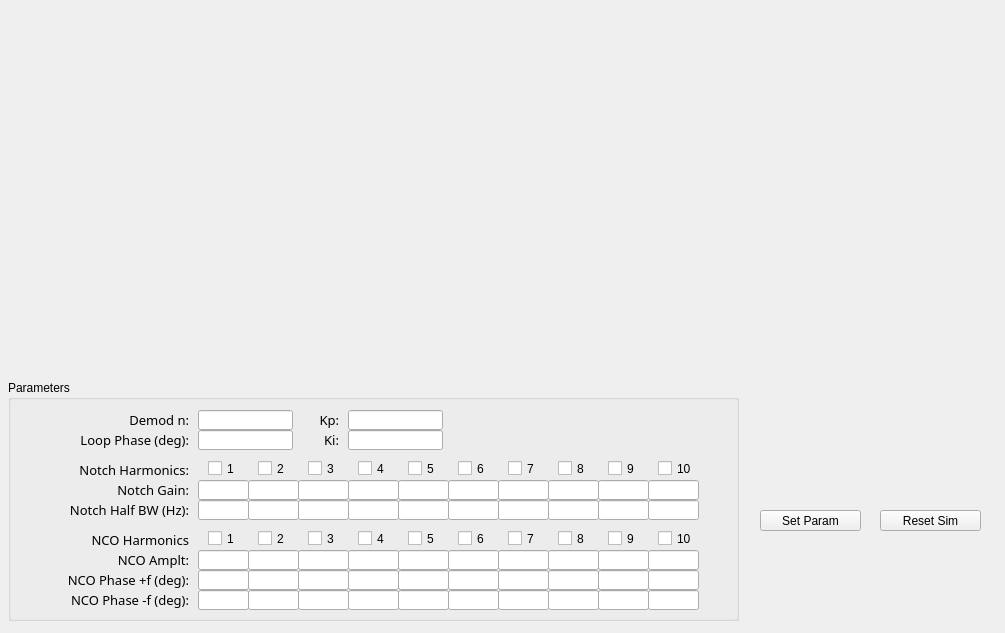
This is gui/GUI_SimBLC.ui in aaqiao/SimBLC as Qt 5 draws it before an edit. The edited form follows.
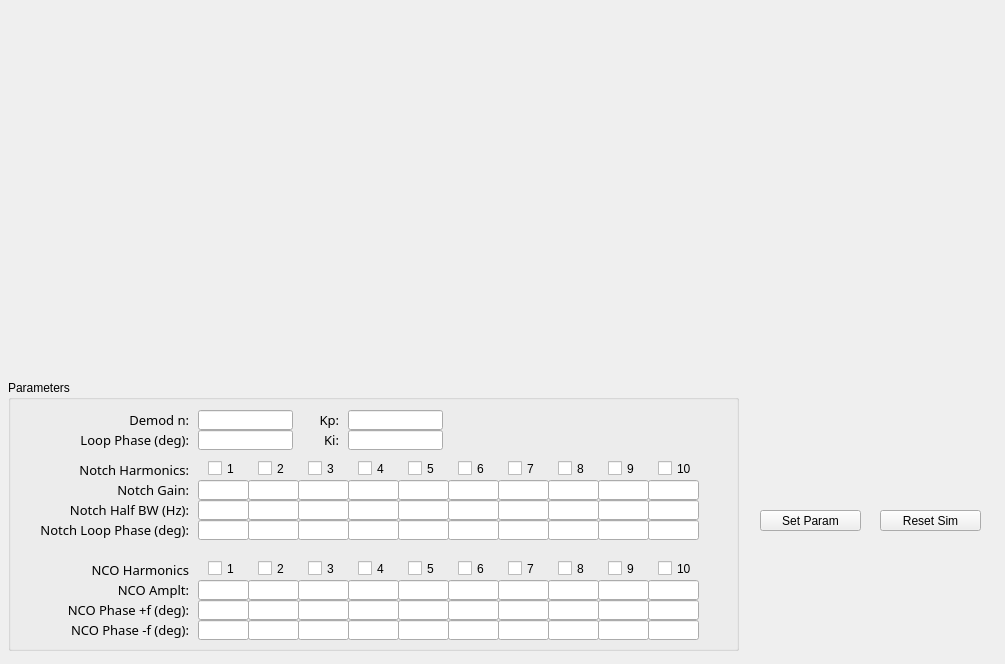
This is the edited form. Custom widgets are drawn as their Qt base class.

Diff of the .ui file:
```diff
--- a/gui/GUI_SimBLC.ui
+++ b/gui/GUI_SimBLC.ui
@@ -7,7 +7,7 @@
     <x>0</x>
     <y>0</y>
     <width>1005</width>
-    <height>633</height>
+    <height>664</height>
    </rect>
   </property>
   <property name="windowTitle">
@@ -19,7 +19,7 @@
      <x>8</x>
      <y>380</y>
      <width>731</width>
-     <height>241</height>
+     <height>271</height>
     </rect>
    </property>
    <property name="title">
@@ -1101,7 +1101,7 @@
     <property name="geometry">
      <rect>
       <x>0</x>
-      <y>190</y>
+      <y>220</y>
       <width>181</width>
       <height>20</height>
      </rect>
@@ -1123,7 +1123,7 @@
     <property name="geometry">
      <rect>
       <x>390</x>
-      <y>190</y>
+      <y>220</y>
       <width>51</width>
       <height>20</height>
      </rect>
@@ -1166,7 +1166,7 @@
     <property name="geometry">
      <rect>
       <x>590</x>
-      <y>170</y>
+      <y>200</y>
       <width>51</width>
       <height>20</height>
      </rect>
@@ -1209,7 +1209,7 @@
     <property name="geometry">
      <rect>
       <x>390</x>
-      <y>170</y>
+      <y>200</y>
       <width>51</width>
       <height>20</height>
      </rect>
@@ -1252,7 +1252,7 @@
     <property name="geometry">
      <rect>
       <x>540</x>
-      <y>170</y>
+      <y>200</y>
       <width>51</width>
       <height>20</height>
      </rect>
@@ -1295,7 +1295,7 @@
     <property name="geometry">
      <rect>
       <x>240</x>
-      <y>190</y>
+      <y>220</y>
       <width>51</width>
       <height>20</height>
      </rect>
@@ -1338,7 +1338,7 @@
     <property name="geometry">
      <rect>
       <x>440</x>
-      <y>190</y>
+      <y>220</y>
       <width>51</width>
       <height>20</height>
      </rect>
@@ -1381,7 +1381,7 @@
     <property name="geometry">
      <rect>
       <x>190</x>
-      <y>170</y>
+      <y>200</y>
       <width>51</width>
       <height>20</height>
      </rect>
@@ -1424,7 +1424,7 @@
     <property name="geometry">
      <rect>
       <x>30</x>
-      <y>150</y>
+      <y>180</y>
       <width>151</width>
       <height>20</height>
      </rect>
@@ -1446,7 +1446,7 @@
     <property name="geometry">
      <rect>
       <x>490</x>
-      <y>170</y>
+      <y>200</y>
       <width>51</width>
       <height>20</height>
      </rect>
@@ -1489,7 +1489,7 @@
     <property name="geometry">
      <rect>
       <x>440</x>
-      <y>170</y>
+      <y>200</y>
       <width>51</width>
       <height>20</height>
      </rect>
@@ -1532,7 +1532,7 @@
     <property name="geometry">
      <rect>
       <x>240</x>
-      <y>170</y>
+      <y>200</y>
       <width>51</width>
       <height>20</height>
      </rect>
@@ -1575,7 +1575,7 @@
     <property name="geometry">
      <rect>
       <x>190</x>
-      <y>190</y>
+      <y>220</y>
       <width>51</width>
       <height>20</height>
      </rect>
@@ -1618,7 +1618,7 @@
     <property name="geometry">
      <rect>
       <x>590</x>
-      <y>190</y>
+      <y>220</y>
       <width>51</width>
       <height>20</height>
      </rect>
@@ -1661,7 +1661,7 @@
     <property name="geometry">
      <rect>
       <x>340</x>
-      <y>190</y>
+      <y>220</y>
       <width>51</width>
       <height>20</height>
      </rect>
@@ -1704,7 +1704,7 @@
     <property name="geometry">
      <rect>
       <x>340</x>
-      <y>170</y>
+      <y>200</y>
       <width>51</width>
       <height>20</height>
      </rect>
@@ -1747,7 +1747,7 @@
     <property name="geometry">
      <rect>
       <x>290</x>
-      <y>170</y>
+      <y>200</y>
       <width>51</width>
       <height>20</height>
      </rect>
@@ -1790,7 +1790,7 @@
     <property name="geometry">
      <rect>
       <x>60</x>
-      <y>170</y>
+      <y>200</y>
       <width>121</width>
       <height>20</height>
      </rect>
@@ -1812,7 +1812,7 @@
     <property name="geometry">
      <rect>
       <x>490</x>
-      <y>190</y>
+      <y>220</y>
       <width>51</width>
       <height>20</height>
      </rect>
@@ -1855,7 +1855,7 @@
     <property name="geometry">
      <rect>
       <x>290</x>
-      <y>190</y>
+      <y>220</y>
       <width>51</width>
       <height>20</height>
      </rect>
@@ -1898,7 +1898,7 @@
     <property name="geometry">
      <rect>
       <x>640</x>
-      <y>190</y>
+      <y>220</y>
       <width>51</width>
       <height>20</height>
      </rect>
@@ -1941,7 +1941,7 @@
     <property name="geometry">
      <rect>
       <x>640</x>
-      <y>170</y>
+      <y>200</y>
       <width>51</width>
       <height>20</height>
      </rect>
@@ -1984,7 +1984,7 @@
     <property name="geometry">
      <rect>
       <x>540</x>
-      <y>190</y>
+      <y>220</y>
       <width>51</width>
       <height>20</height>
      </rect>
@@ -2301,7 +2301,7 @@
     <property name="geometry">
      <rect>
       <x>550</x>
-      <y>150</y>
+      <y>180</y>
       <width>35</width>
       <height>17</height>
      </rect>
@@ -2317,7 +2317,7 @@
     <property name="geometry">
      <rect>
       <x>350</x>
-      <y>150</y>
+      <y>180</y>
       <width>35</width>
       <height>17</height>
      </rect>
@@ -2333,7 +2333,7 @@
     <property name="geometry">
      <rect>
       <x>650</x>
-      <y>150</y>
+      <y>180</y>
       <width>42</width>
       <height>17</height>
      </rect>
@@ -2349,7 +2349,7 @@
     <property name="geometry">
      <rect>
       <x>450</x>
-      <y>150</y>
+      <y>180</y>
       <width>35</width>
       <height>17</height>
      </rect>
@@ -2365,7 +2365,7 @@
     <property name="geometry">
      <rect>
       <x>500</x>
-      <y>150</y>
+      <y>180</y>
       <width>35</width>
       <height>17</height>
      </rect>
@@ -2381,7 +2381,7 @@
     <property name="geometry">
      <rect>
       <x>600</x>
-      <y>150</y>
+      <y>180</y>
       <width>35</width>
       <height>17</height>
      </rect>
@@ -2397,7 +2397,7 @@
     <property name="geometry">
      <rect>
       <x>300</x>
-      <y>150</y>
+      <y>180</y>
       <width>35</width>
       <height>17</height>
      </rect>
@@ -2413,7 +2413,7 @@
     <property name="geometry">
      <rect>
       <x>250</x>
-      <y>150</y>
+      <y>180</y>
       <width>35</width>
       <height>17</height>
      </rect>
@@ -2429,7 +2429,7 @@
     <property name="geometry">
      <rect>
       <x>400</x>
-      <y>150</y>
+      <y>180</y>
       <width>35</width>
       <height>17</height>
      </rect>
@@ -2445,7 +2445,7 @@
     <property name="geometry">
      <rect>
       <x>200</x>
-      <y>150</y>
+      <y>180</y>
       <width>35</width>
       <height>17</height>
      </rect>
@@ -2461,7 +2461,7 @@
     <property name="geometry">
      <rect>
       <x>440</x>
-      <y>210</y>
+      <y>240</y>
       <width>51</width>
       <height>20</height>
      </rect>
@@ -2504,7 +2504,7 @@
     <property name="geometry">
      <rect>
       <x>290</x>
-      <y>210</y>
+      <y>240</y>
       <width>51</width>
       <height>20</height>
      </rect>
@@ -2547,7 +2547,7 @@
     <property name="geometry">
      <rect>
       <x>540</x>
-      <y>210</y>
+      <y>240</y>
       <width>51</width>
       <height>20</height>
      </rect>
@@ -2590,7 +2590,7 @@
     <property name="geometry">
      <rect>
       <x>190</x>
-      <y>210</y>
+      <y>240</y>
       <width>51</width>
       <height>20</height>
      </rect>
@@ -2633,7 +2633,7 @@
     <property name="geometry">
      <rect>
       <x>640</x>
-      <y>210</y>
+      <y>240</y>
       <width>51</width>
       <height>20</height>
      </rect>
@@ -2676,7 +2676,7 @@
     <property name="geometry">
      <rect>
       <x>240</x>
-      <y>210</y>
+      <y>240</y>
       <width>51</width>
       <height>20</height>
      </rect>
@@ -2719,7 +2719,7 @@
     <property name="geometry">
      <rect>
       <x>0</x>
-      <y>210</y>
+      <y>240</y>
       <width>181</width>
       <height>20</height>
      </rect>
@@ -2741,7 +2741,7 @@
     <property name="geometry">
      <rect>
       <x>590</x>
-      <y>210</y>
+      <y>240</y>
       <width>51</width>
       <height>20</height>
      </rect>
@@ -2784,7 +2784,7 @@
     <property name="geometry">
      <rect>
       <x>490</x>
-      <y>210</y>
+      <y>240</y>
       <width>51</width>
       <height>20</height>
      </rect>
@@ -2827,7 +2827,7 @@
     <property name="geometry">
      <rect>
       <x>340</x>
-      <y>210</y>
+      <y>240</y>
       <width>51</width>
       <height>20</height>
      </rect>
@@ -2870,7 +2870,7 @@
     <property name="geometry">
      <rect>
       <x>390</x>
-      <y>210</y>
+      <y>240</y>
       <width>51</width>
       <height>20</height>
      </rect>
@@ -2909,6 +2909,458 @@
      <enum>caLineEdit::decimal</enum>
     </property>
    </widget>
+   <widget class="caTextEntry" name="catextentry_181">
+    <property name="geometry">
+     <rect>
+      <x>540</x>
+      <y>140</y>
+      <width>51</width>
+      <height>20</height>
+     </rect>
+    </property>
+    <property name="font">
+     <font>
+      <family>Sans Serif</family>
+      <pointsize>8</pointsize>
+      <weight>50</weight>
+      <bold>false</bold>
+     </font>
+    </property>
+    <property name="channel" stdset="0">
+     <string notr="true">$(MODULE_NAME)-JOBSIM:SET-NOTCH-LP8</string>
+    </property>
+    <property name="background">
+     <color>
+      <red>229</red>
+      <green>229</green>
+      <blue>229</blue>
+     </color>
+    </property>
+    <property name="colorMode">
+     <enum>caLineEdit::Static</enum>
+    </property>
+    <property name="precision">
+     <number>1</number>
+    </property>
+    <property name="precisionMode">
+     <enum>caLineEdit::User</enum>
+    </property>
+    <property name="fontScaleMode" stdset="0">
+     <enum>caLineEdit::None</enum>
+    </property>
+    <property name="formatType">
+     <enum>caLineEdit::decimal</enum>
+    </property>
+   </widget>
+   <widget class="caTextEntry" name="catextentry_179">
+    <property name="geometry">
+     <rect>
+      <x>590</x>
+      <y>140</y>
+      <width>51</width>
+      <height>20</height>
+     </rect>
+    </property>
+    <property name="font">
+     <font>
+      <family>Sans Serif</family>
+      <pointsize>8</pointsize>
+      <weight>50</weight>
+      <bold>false</bold>
+     </font>
+    </property>
+    <property name="channel" stdset="0">
+     <string notr="true">$(MODULE_NAME)-JOBSIM:SET-NOTCH-LP9</string>
+    </property>
+    <property name="background">
+     <color>
+      <red>229</red>
+      <green>229</green>
+      <blue>229</blue>
+     </color>
+    </property>
+    <property name="colorMode">
+     <enum>caLineEdit::Static</enum>
+    </property>
+    <property name="precision">
+     <number>1</number>
+    </property>
+    <property name="precisionMode">
+     <enum>caLineEdit::User</enum>
+    </property>
+    <property name="fontScaleMode" stdset="0">
+     <enum>caLineEdit::None</enum>
+    </property>
+    <property name="formatType">
+     <enum>caLineEdit::decimal</enum>
+    </property>
+   </widget>
+   <widget class="caTextEntry" name="catextentry_163">
+    <property name="geometry">
+     <rect>
+      <x>190</x>
+      <y>140</y>
+      <width>51</width>
+      <height>20</height>
+     </rect>
+    </property>
+    <property name="font">
+     <font>
+      <family>Sans Serif</family>
+      <pointsize>8</pointsize>
+      <weight>50</weight>
+      <bold>false</bold>
+     </font>
+    </property>
+    <property name="channel" stdset="0">
+     <string notr="true">$(MODULE_NAME)-JOBSIM:SET-NOTCH-LP1</string>
+    </property>
+    <property name="background">
+     <color>
+      <red>229</red>
+      <green>229</green>
+      <blue>229</blue>
+     </color>
+    </property>
+    <property name="colorMode">
+     <enum>caLineEdit::Static</enum>
+    </property>
+    <property name="precision">
+     <number>1</number>
+    </property>
+    <property name="precisionMode">
+     <enum>caLineEdit::User</enum>
+    </property>
+    <property name="fontScaleMode" stdset="0">
+     <enum>caLineEdit::None</enum>
+    </property>
+    <property name="formatType">
+     <enum>caLineEdit::decimal</enum>
+    </property>
+   </widget>
+   <widget class="caTextEntry" name="catextentry_164">
+    <property name="geometry">
+     <rect>
+      <x>440</x>
+      <y>140</y>
+      <width>51</width>
+      <height>20</height>
+     </rect>
+    </property>
+    <property name="font">
+     <font>
+      <family>Sans Serif</family>
+      <pointsize>8</pointsize>
+      <weight>50</weight>
+      <bold>false</bold>
+     </font>
+    </property>
+    <property name="channel" stdset="0">
+     <string notr="true">$(MODULE_NAME)-JOBSIM:SET-NOTCH-LP6</string>
+    </property>
+    <property name="background">
+     <color>
+      <red>229</red>
+      <green>229</green>
+      <blue>229</blue>
+     </color>
+    </property>
+    <property name="colorMode">
+     <enum>caLineEdit::Static</enum>
+    </property>
+    <property name="precision">
+     <number>1</number>
+    </property>
+    <property name="precisionMode">
+     <enum>caLineEdit::User</enum>
+    </property>
+    <property name="fontScaleMode" stdset="0">
+     <enum>caLineEdit::None</enum>
+    </property>
+    <property name="formatType">
+     <enum>caLineEdit::decimal</enum>
+    </property>
+   </widget>
+   <widget class="caTextEntry" name="catextentry_175">
+    <property name="geometry">
+     <rect>
+      <x>240</x>
+      <y>140</y>
+      <width>51</width>
+      <height>20</height>
+     </rect>
+    </property>
+    <property name="font">
+     <font>
+      <family>Sans Serif</family>
+      <pointsize>8</pointsize>
+      <weight>50</weight>
+      <bold>false</bold>
+     </font>
+    </property>
+    <property name="channel" stdset="0">
+     <string notr="true">$(MODULE_NAME)-JOBSIM:SET-NOTCH-LP2</string>
+    </property>
+    <property name="background">
+     <color>
+      <red>229</red>
+      <green>229</green>
+      <blue>229</blue>
+     </color>
+    </property>
+    <property name="colorMode">
+     <enum>caLineEdit::Static</enum>
+    </property>
+    <property name="precision">
+     <number>1</number>
+    </property>
+    <property name="precisionMode">
+     <enum>caLineEdit::User</enum>
+    </property>
+    <property name="fontScaleMode" stdset="0">
+     <enum>caLineEdit::None</enum>
+    </property>
+    <property name="formatType">
+     <enum>caLineEdit::decimal</enum>
+    </property>
+   </widget>
+   <widget class="caTextEntry" name="catextentry_176">
+    <property name="geometry">
+     <rect>
+      <x>290</x>
+      <y>140</y>
+      <width>51</width>
+      <height>20</height>
+     </rect>
+    </property>
+    <property name="font">
+     <font>
+      <family>Sans Serif</family>
+      <pointsize>8</pointsize>
+      <weight>50</weight>
+      <bold>false</bold>
+     </font>
+    </property>
+    <property name="channel" stdset="0">
+     <string notr="true">$(MODULE_NAME)-JOBSIM:SET-NOTCH-LP3</string>
+    </property>
+    <property name="background">
+     <color>
+      <red>229</red>
+      <green>229</green>
+      <blue>229</blue>
+     </color>
+    </property>
+    <property name="colorMode">
+     <enum>caLineEdit::Static</enum>
+    </property>
+    <property name="precision">
+     <number>1</number>
+    </property>
+    <property name="precisionMode">
+     <enum>caLineEdit::User</enum>
+    </property>
+    <property name="fontScaleMode" stdset="0">
+     <enum>caLineEdit::None</enum>
+    </property>
+    <property name="formatType">
+     <enum>caLineEdit::decimal</enum>
+    </property>
+   </widget>
+   <widget class="QLabel" name="label_261">
+    <property name="geometry">
+     <rect>
+      <x>0</x>
+      <y>140</y>
+      <width>181</width>
+      <height>20</height>
+     </rect>
+    </property>
+    <property name="font">
+     <font>
+      <family>Sans Serif</family>
+      <pointsize>10</pointsize>
+     </font>
+    </property>
+    <property name="text">
+     <string>Notch Loop Phase (deg):</string>
+    </property>
+    <property name="alignment">
+     <set>Qt::AlignRight|Qt::AlignTrailing|Qt::AlignVCenter</set>
+    </property>
+   </widget>
+   <widget class="caTextEntry" name="catextentry_177">
+    <property name="geometry">
+     <rect>
+      <x>640</x>
+      <y>140</y>
+      <width>51</width>
+      <height>20</height>
+     </rect>
+    </property>
+    <property name="font">
+     <font>
+      <family>Sans Serif</family>
+      <pointsize>8</pointsize>
+      <weight>50</weight>
+      <bold>false</bold>
+     </font>
+    </property>
+    <property name="channel" stdset="0">
+     <string notr="true">$(MODULE_NAME)-JOBSIM:SET-NOTCH-LP10</string>
+    </property>
+    <property name="background">
+     <color>
+      <red>229</red>
+      <green>229</green>
+      <blue>229</blue>
+     </color>
+    </property>
+    <property name="colorMode">
+     <enum>caLineEdit::Static</enum>
+    </property>
+    <property name="precision">
+     <number>1</number>
+    </property>
+    <property name="precisionMode">
+     <enum>caLineEdit::User</enum>
+    </property>
+    <property name="fontScaleMode" stdset="0">
+     <enum>caLineEdit::None</enum>
+    </property>
+    <property name="formatType">
+     <enum>caLineEdit::decimal</enum>
+    </property>
+   </widget>
+   <widget class="caTextEntry" name="catextentry_178">
+    <property name="geometry">
+     <rect>
+      <x>340</x>
+      <y>140</y>
+      <width>51</width>
+      <height>20</height>
+     </rect>
+    </property>
+    <property name="font">
+     <font>
+      <family>Sans Serif</family>
+      <pointsize>8</pointsize>
+      <weight>50</weight>
+      <bold>false</bold>
+     </font>
+    </property>
+    <property name="channel" stdset="0">
+     <string notr="true">$(MODULE_NAME)-JOBSIM:SET-NOTCH-LP4</string>
+    </property>
+    <property name="background">
+     <color>
+      <red>229</red>
+      <green>229</green>
+      <blue>229</blue>
+     </color>
+    </property>
+    <property name="colorMode">
+     <enum>caLineEdit::Static</enum>
+    </property>
+    <property name="precision">
+     <number>1</number>
+    </property>
+    <property name="precisionMode">
+     <enum>caLineEdit::User</enum>
+    </property>
+    <property name="fontScaleMode" stdset="0">
+     <enum>caLineEdit::None</enum>
+    </property>
+    <property name="formatType">
+     <enum>caLineEdit::decimal</enum>
+    </property>
+   </widget>
+   <widget class="caTextEntry" name="catextentry_180">
+    <property name="geometry">
+     <rect>
+      <x>490</x>
+      <y>140</y>
+      <width>51</width>
+      <height>20</height>
+     </rect>
+    </property>
+    <property name="font">
+     <font>
+      <family>Sans Serif</family>
+      <pointsize>8</pointsize>
+      <weight>50</weight>
+      <bold>false</bold>
+     </font>
+    </property>
+    <property name="channel" stdset="0">
+     <string notr="true">$(MODULE_NAME)-JOBSIM:SET-NOTCH-LP7</string>
+    </property>
+    <property name="background">
+     <color>
+      <red>229</red>
+      <green>229</green>
+      <blue>229</blue>
+     </color>
+    </property>
+    <property name="colorMode">
+     <enum>caLineEdit::Static</enum>
+    </property>
+    <property name="precision">
+     <number>1</number>
+    </property>
+    <property name="precisionMode">
+     <enum>caLineEdit::User</enum>
+    </property>
+    <property name="fontScaleMode" stdset="0">
+     <enum>caLineEdit::None</enum>
+    </property>
+    <property name="formatType">
+     <enum>caLineEdit::decimal</enum>
+    </property>
+   </widget>
+   <widget class="caTextEntry" name="catextentry_144">
+    <property name="geometry">
+     <rect>
+      <x>390</x>
+      <y>140</y>
+      <width>51</width>
+      <height>20</height>
+     </rect>
+    </property>
+    <property name="font">
+     <font>
+      <family>Sans Serif</family>
+      <pointsize>8</pointsize>
+      <weight>50</weight>
+      <bold>false</bold>
+     </font>
+    </property>
+    <property name="channel" stdset="0">
+     <string notr="true">$(MODULE_NAME)-JOBSIM:SET-NOTCH-LP5</string>
+    </property>
+    <property name="background">
+     <color>
+      <red>229</red>
+      <green>229</green>
+      <blue>229</blue>
+     </color>
+    </property>
+    <property name="colorMode">
+     <enum>caLineEdit::Static</enum>
+    </property>
+    <property name="precision">
+     <number>1</number>
+    </property>
+    <property name="precisionMode">
+     <enum>caLineEdit::User</enum>
+    </property>
+    <property name="fontScaleMode" stdset="0">
+     <enum>caLineEdit::None</enum>
+    </property>
+    <property name="formatType">
+     <enum>caLineEdit::decimal</enum>
+    </property>
+   </widget>
   </widget>
   <widget class="caMessageButton" name="camessagebutton_80">
    <property name="geometry">
```
